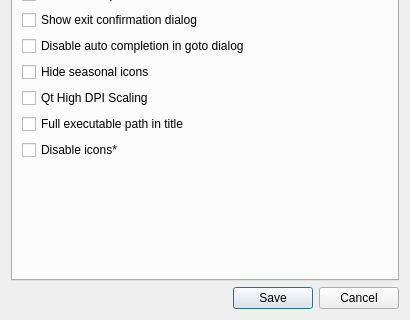
This is src/gui/Src/Gui/SettingsDialog.ui in x64dbg/x64dbg as Qt 5 draws it before an edit; both pictures show x 0 to 410 and y 296 to 616 of the 410 by 616 pixel window. The edited form follows.
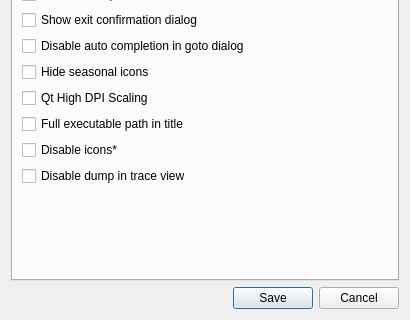
This is the edited form. The open tabs and pages were chosen to show the change. Icons and pictures are not drawn.

Commit message: Add DisableTraceDump setting and clean up

Diff of the .ui file:
```diff
--- a/src/gui/Src/Gui/SettingsDialog.ui
+++ b/src/gui/Src/Gui/SettingsDialog.ui
@@ -961,6 +961,16 @@
          </property>
         </widget>
        </item>
+       <item>
+        <widget class="QCheckBox" name="chkDisableTraceDump">
+         <property name="toolTip">
+          <string>Dump in trace view consumes significant memory and CPU resources. It can be disabled if you find it too slow. Already opened trace tabs are not affected.</string>
+         </property>
+         <property name="text">
+          <string>Disable dump in trace view</string>
+         </property>
+        </widget>
+       </item>
        <item>
         <spacer name="verticalSpacerGUI">
          <property name="orientation">
```
The commit also changes 12 other files.
